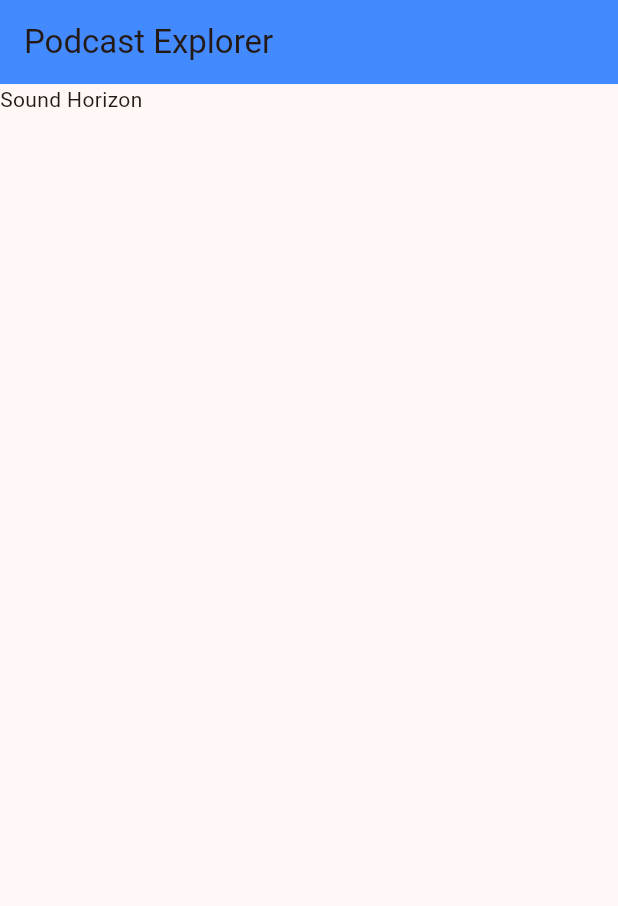
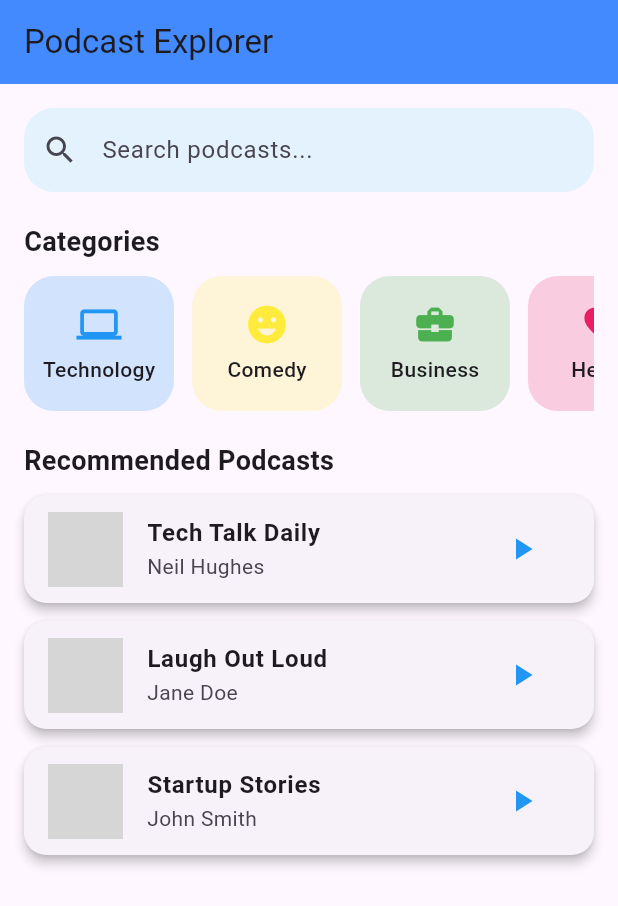
Before and after one commit to Itssafa/projet-mobile, a Flutter app: the screen it shows after launch, on a phone screen of 412 x 824 dp. Shown: the top 906 px of the screen. Run offline on Flutter 3.47's test engine with Material 3 defaults, Android fonts, the phone set to English and light mode, and no system bars; network calls fail; grey boxes are pictures that could not be loaded.

Commit message:
maquette de la homepage

```diff
--- a/lib/main.dart
+++ b/lib/main.dart
@@ -1,129 +1,153 @@
 import 'package:flutter/material.dart';
 
 void main() {
-  runApp(const MyApp());
+  runApp(MyApp());
 }
 
 class MyApp extends StatelessWidget {
-  const MyApp({super.key});
-
-  // This widget is the root of your application.
   @override
   Widget build(BuildContext context) {
     return MaterialApp(
-      title: 'My First Flutter app',
-
-      theme: ThemeData(
-        // This is the theme of your application.
-        //
-        // TRY THIS: Try running your application with "flutter run". You'll see
-        // the application has a purple toolbar. Then, without quitting the app,
-        // try changing the seedColor in the colorScheme below to Colors.green
-        // and then invoke "hot reload" (save your changes or press the "hot
-        // reload" button in a Flutter-supported IDE, or press "r" if you used
-        // the command line to start the app).
-        //
-        // Notice that the counter didn't reset back to zero; the application
-        // state is not lost during the reload. To reset the state, use hot
-        // restart instead.
-        //
-        // This works for code too, not just values: Most code changes can be
-        // tested with just a hot reload.
-        colorScheme: ColorScheme.fromSeed(seedColor: Colors.brown),
-      ),
-      home: Scaffold(
-        appBar: AppBar(
-          title: Text("Podcast Explorer"),
-          backgroundColor: Colors.blueAccent,
-        ),
-        body: Text("Sound Horizon"),
-      )
+      debugShowCheckedModeBanner: false,
+      title: 'Podcast Explorer',
+      theme: ThemeData(primarySwatch: Colors.blue),
+      home: HomePage(),
     );
   }
 }
 
-class MyHomePage extends StatefulWidget {
-  const MyHomePage({super.key, required this.title});
+class HomePage extends StatelessWidget {
+  final List<Map<String, dynamic>> categories = [
+    {"title": "Technology", "color": Colors.blue, "icon": Icons.computer},
+    {"title": "Comedy", "color": Colors.yellow, "icon": Icons.emoji_emotions},
+    {"title": "Business", "color": Colors.green, "icon": Icons.business_center},
+    {"title": "Health", "color": Colors.pink, "icon": Icons.favorite},
+  ];
 
-  // This widget is the home page of your application. It is stateful, meaning
-  // that it has a State object (defined below) that contains fields that affect
-  // how it looks.
-
-  // This class is the configuration for the state. It holds the values (in this
-  // case the title) provided by the parent (in this case the App widget) and
-  // used by the build method of the State. Fields in a Widget subclass are
-  // always marked "final".
-
-  final String title;
-
-  @override
-  State<MyHomePage> createState() => _MyHomePageState();
-}
-
-class _MyHomePageState extends State<MyHomePage> {
-  int _counter = 0;
-
-  void _incrementCounter() {
-    setState(() {
-      // This call to setState tells the Flutter framework that something has
-      // changed in this State, which causes it to rerun the build method below
-      // so that the display can reflect the updated values. If we changed
-      // _counter without calling setState(), then the build method would not be
-      // called again, and so nothing would appear to happen.
-      _counter++;
-    });
-  }
+  final List<Map<String, dynamic>> podcasts = [
+    {
+      "title": "Tech Talk Daily",
+      "author": "Neil Hughes",
+      "image": "https://cdn-icons-png.flaticon.com/512/483/483361.png"
+    },
+    {
+      "title": "Laugh Out Loud",
+      "author": "Jane Doe",
+      "image": "https://cdn-icons-png.flaticon.com/512/616/616408.png"
+    },
+    {
+      "title": "Startup Stories",
+      "author": "John Smith",
+      "image": "https://cdn-icons-png.flaticon.com/512/4712/4712108.png"
+    },
+  ];
 
   @override
   Widget build(BuildContext context) {
-    // This method is rerun every time setState is called, for instance as done
-    // by the _incrementCounter method above.
-    //
-    // The Flutter framework has been optimized to make rerunning build methods
-    // fast, so that you can just rebuild anything that needs updating rather
-    // than having to individually change instances of widgets.
     return Scaffold(
       appBar: AppBar(
-        // TRY THIS: Try changing the color here to a specific color (to
-        // Colors.amber, perhaps?) and trigger a hot reload to see the AppBar
-        // change color while the other colors stay the same.
-        backgroundColor: Theme.of(context).colorScheme.inversePrimary,
-        // Here we take the value from the MyHomePage object that was created by
-        // the App.build method, and use it to set our appbar title.
-        title: Text(widget.title),
+        title: const Text("Podcast Explorer"),
+        backgroundColor: Colors.blueAccent,
       ),
-      body: Center(
-        // Center is a layout widget. It takes a single child and positions it
-        // in the middle of the parent.
+      body: SingleChildScrollView(
+        padding: const EdgeInsets.all(16.0),
         child: Column(
-          // Column is also a layout widget. It takes a list of children and
-          // arranges them vertically. By default, it sizes itself to fit its
-          // children horizontally, and tries to be as tall as its parent.
-          //
-          // Column has various properties to control how it sizes itself and
-          // how it positions its children. Here we use mainAxisAlignment to
-          // center the children vertically; the main axis here is the vertical
-          // axis because Columns are vertical (the cross axis would be
-          // horizontal).
-          //
-          // TRY THIS: Invoke "debug painting" (choose the "Toggle Debug Paint"
-          // action in the IDE, or press "p" in the console), to see the
-          // wireframe for each widget.
-          mainAxisAlignment: MainAxisAlignment.center,
-          children: <Widget>[
-            const Text('You have pushed the button this many times:'),
-            Text(
-              '$_counter',
-              style: Theme.of(context).textTheme.headlineMedium,
+          crossAxisAlignment: CrossAxisAlignment.start,
+          children: [
+            // 🔍 Barre de recherche
+            TextField(
+              decoration: InputDecoration(
+                hintText: "Search podcasts...",
+                prefixIcon: const Icon(Icons.search),
+                filled: true,
+                fillColor: Colors.blue[50],
+                border: OutlineInputBorder(
+                  borderRadius: BorderRadius.circular(20),
+                  borderSide: BorderSide.none,
+                ),
+              ),
+            ),
+            const SizedBox(height: 20),
+
+            // 🏷️ Catégories
+            const Text(
+              "Categories",
+              style: TextStyle(fontSize: 18, fontWeight: FontWeight.bold),
+            ),
+            const SizedBox(height: 10),
+            SizedBox(
+              height: 90,
+              child: ListView.builder(
+                scrollDirection: Axis.horizontal,
+                itemCount: categories.length,
+                itemBuilder: (context, index) {
+                  final cat = categories[index];
+                  return Container(
+                    width: 100,
+                    margin: const EdgeInsets.only(right: 12),
+                    decoration: BoxDecoration(
+                      color: cat['color'].withOpacity(0.2),
+                      borderRadius: BorderRadius.circular(20),
+                    ),
+                    child: Column(
+                      mainAxisAlignment: MainAxisAlignment.center,
+                      children: [
+                        Icon(cat['icon'], color: cat['color'], size: 30),
+                        const SizedBox(height: 5),
+                        Text(
+                          cat['title'],
+                          style: const TextStyle(fontWeight: FontWeight.w500),
+                        ),
+                      ],
+                    ),
+                  );
+                },
+              ),
+            ),
+            const SizedBox(height: 20),
+
+            // 🎙️ Podcasts recommandés
+            const Text(
+              "Recommended Podcasts",
+              style: TextStyle(fontSize: 18, fontWeight: FontWeight.bold),
+            ),
+            const SizedBox(height: 10),
+            Column(
+              children: podcasts.map((podcast) {
+                return Card(
+                  shape: RoundedRectangleBorder(
+                    borderRadius: BorderRadius.circular(15),
+                  ),
+                  elevation: 3,
+                  margin: const EdgeInsets.only(bottom: 12),
+                  child: ListTile(
+                    leading: ClipRRect(
+                      borderRadius: BorderRadius.circular(10),
+                      child: Image.network(
+                        podcast["image"],
+                        width: 50,
+                        height: 50,
+                        fit: BoxFit.cover,
+                      ),
+                    ),
+                    title: Text(
+                      podcast["title"],
+                      style: const TextStyle(fontWeight: FontWeight.bold),
+                    ),
+                    subtitle: Text(podcast["author"]),
+                    trailing: IconButton(
+                      icon: const Icon(Icons.play_arrow, color: Colors.blue),
+                      onPressed: () {
+                        // Action de lecture
+                      },
+                    ),
+                  ),
+                );
+              }).toList(),
             ),
           ],
         ),
       ),
-      floatingActionButton: FloatingActionButton(
-        onPressed: _incrementCounter,
-        tooltip: 'Increment',
-        child: const Icon(Icons.add),
-      ), // This trailing comma makes auto-formatting nicer for build methods.
     );
   }
 }
```
